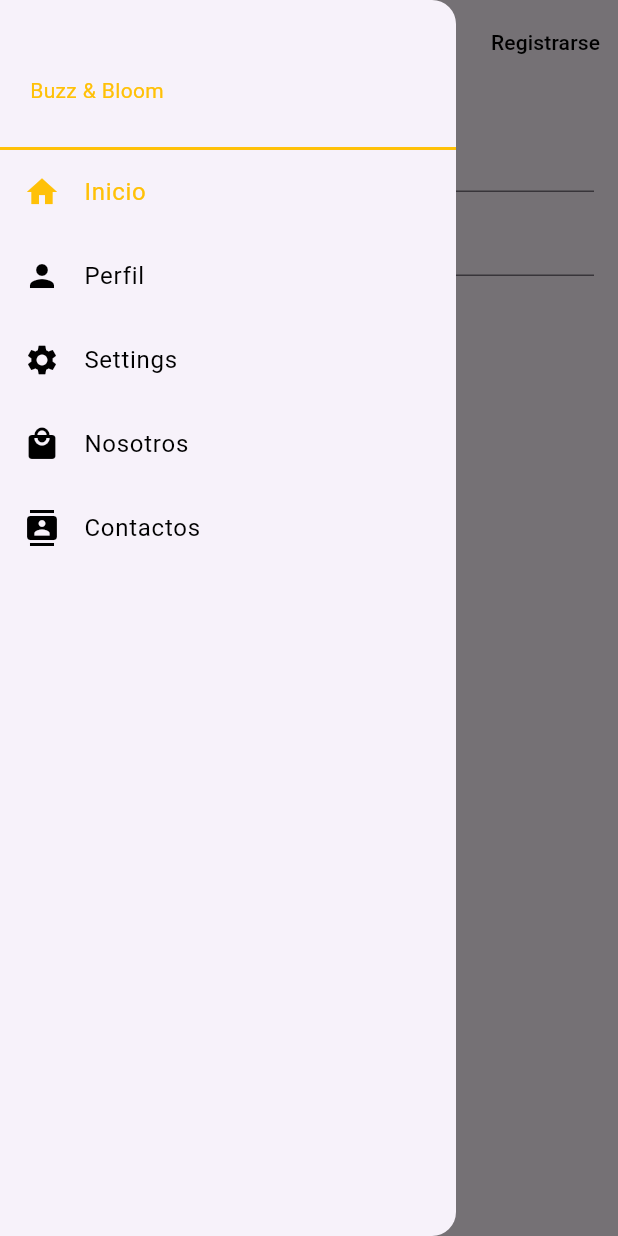
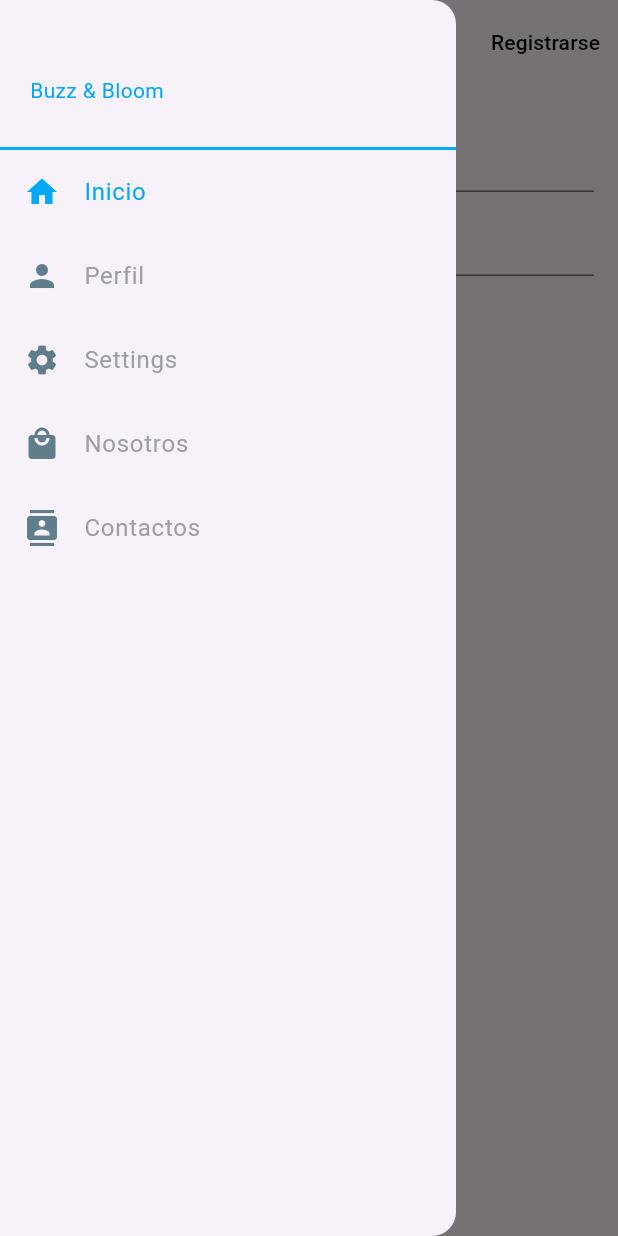
Before and after one commit to DBRACERO321/app-mov-final, a Flutter app: the screen it shows after launch, with the side drawer open, on a phone screen of 412 x 824 dp. Run offline on Flutter 3.47's test engine with Material 3 defaults, Android fonts, the phone set to English and light mode, and no system bars; our stand-ins replace bloc, flutter_bloc.

Commit message:
cambio de la paleta de colores

```diff
--- a/lib/features/navigation/app-drawer.dart
+++ b/lib/features/navigation/app-drawer.dart
@@ -14,13 +14,13 @@ class AppDrawer extends StatelessWidget {
             height: 50,
             decoration: BoxDecoration(
                 border: Border(
-                    bottom: BorderSide(color: Colors.amber, width: 2.0))),
+                    bottom: BorderSide(color: Colors.lightBlue, width: 2.0))),
             child: Container(
                 margin: EdgeInsets.only(left: 20.0),
                 child: Text(
                   'Buzz & Bloom',
                   textAlign: TextAlign.left,
-                  style: TextStyle(color: Colors.amber),
+                  style: TextStyle(color: Colors.lightBlue),
                 )),
           ),
           ExpandedMenu(
--- a/lib/features/navigation/widgets/menu-item-tile.dart
+++ b/lib/features/navigation/widgets/menu-item-tile.dart
@@ -17,8 +17,8 @@ class MenuItemTile extends StatelessWidget {
    return BlocBuilder<DrawerCubit, DrawerState>(
             builder: (context, state) {
               return ListTile(
-                leading: Icon(icon,color: state.selectedIndex == index ? Colors.amber : Colors.black,),
-                title: Text(title,style: TextStyle(color: state.selectedIndex == index ? Colors.amber : Colors.black)),
+                leading: Icon(icon,color: state.selectedIndex == index ? Colors.lightBlue : Colors.blueGrey,),
+                title: Text(title,style: TextStyle(color: state.selectedIndex == index ? Colors.lightBlue : Colors.grey)),
                 onTap: () {
                   context.read<DrawerCubit>().selectItem(index);
                   Navigator.pushReplacementNamed(context, route);
```
